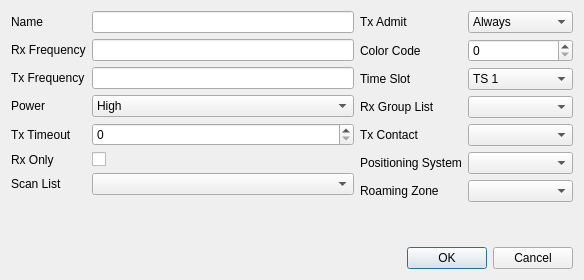
Qt form src/digitalchanneldialog.ui (hmatuschek/qdmr) before a commit.
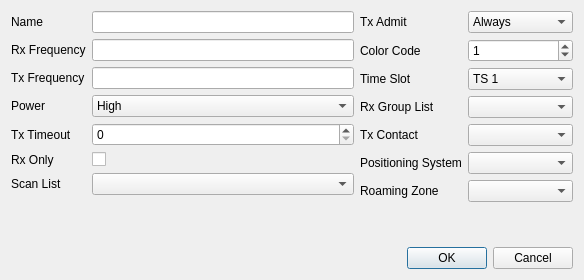
The same form after that commit.

Commit message: Set default color-code to 1. Fixed #62

```diff
--- a/src/digitalchanneldialog.ui
+++ b/src/digitalchanneldialog.ui
@@ -170,6 +170,9 @@
          <property name="maximum">
           <number>15</number>
          </property>
+         <property name="value">
+          <number>1</number>
+         </property>
         </widget>
        </item>
        <item row="2" column="0">
```
